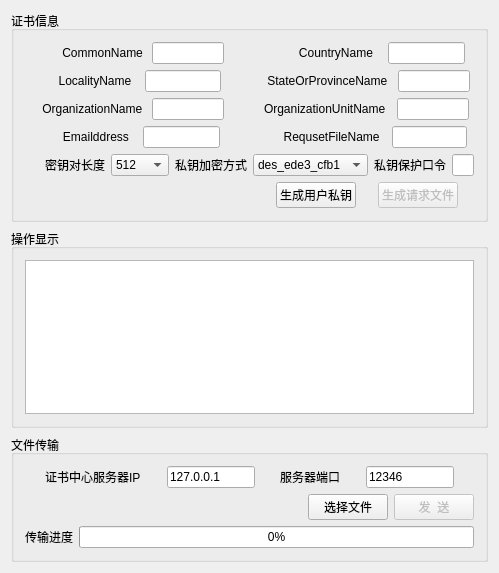
The window that V2.0/CAClient/CAClient/mainwindow.ui (zengrx/openssl_ca) describes before a commit, drawn with Qt 5.
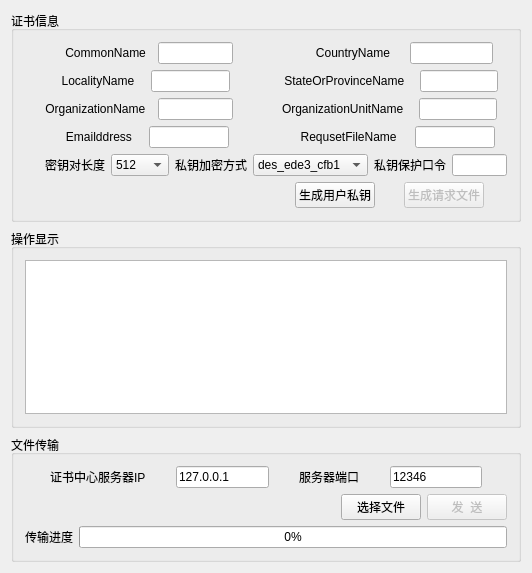
The same window after the commit. Icons and pictures are not drawn.

Commit message: 设置正则

Diff of the .ui file:
```diff
--- a/V2.0/CAClient/CAClient/mainwindow.ui
+++ b/V2.0/CAClient/CAClient/mainwindow.ui
@@ -6,7 +6,7 @@
    <rect>
     <x>0</x>
     <y>0</y>
-    <width>497</width>
+    <width>532</width>
     <height>573</height>
    </rect>
   </property>
```
Left out of the diff: 4 changed lines with no effect on the pictures. The commit also changes 1 other file.
